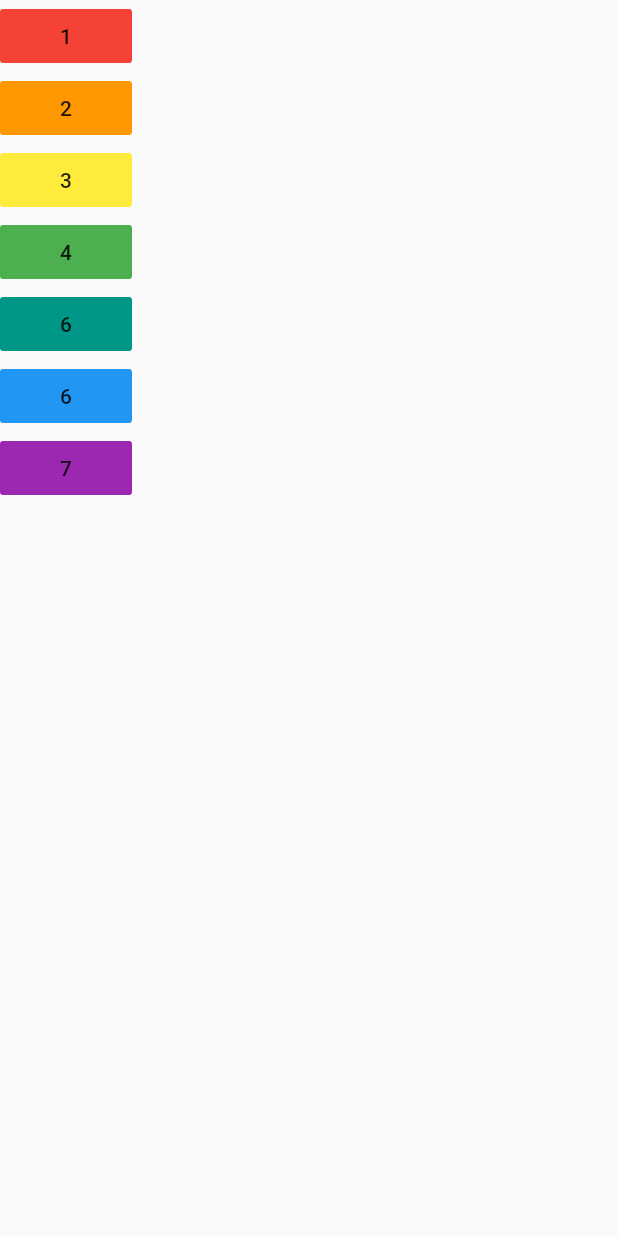
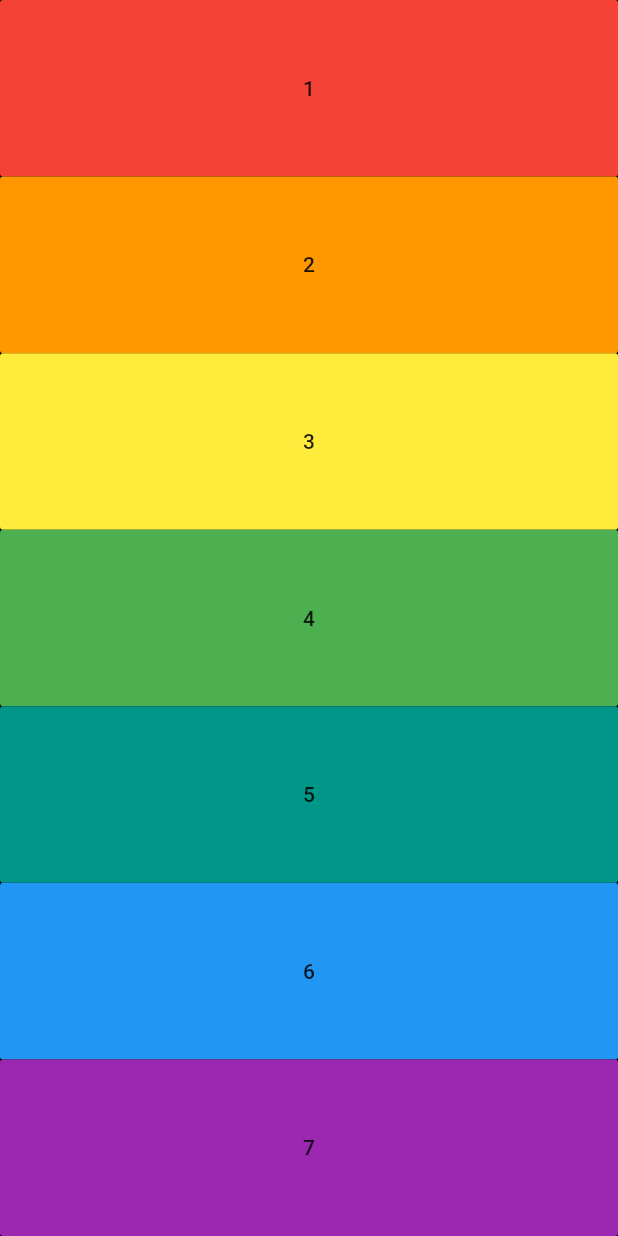
Before and after one commit to pr0mila/Flutter-Practice, a Flutter app: the screen it shows after launch, on a phone screen of 412 x 824 dp. Run offline on Flutter 3.47's test engine with Material 2 defaults, Android fonts, the phone set to English and light mode, and no system bars; our stand-ins replace audioplayers.

Commit message:
flatbutton expanded and stretch alignment

```diff
--- a/lib/main.dart
+++ b/lib/main.dart
@@ -14,57 +14,73 @@ class XylophoneApp extends StatelessWidget {
   Widget build(BuildContext context) {
     return MaterialApp(
       home: Scaffold(
+        backgroundColor: Colors.black,
         body: SafeArea(
           child: Column(
+            crossAxisAlignment: CrossAxisAlignment.stretch,
             children: [
-              FlatButton(
+              Expanded(
+                child: FlatButton(
                   color: Colors.red,
                   onPressed: () {
                     playSound(1);
                   },
                   child: Text('1'),
                 ),
-              FlatButton(
+              ),
+            Expanded(
+              child:FlatButton(
                 color: Colors.orange,
                 onPressed: () {
                   playSound(2);
                 },
                 child: Text('2'),
               ),
-              FlatButton(
+            ),
+              Expanded(
+                child: FlatButton(
                   color: Colors.yellow,
                   onPressed: () {
                     playSound(3);
                   },
                   child: Text('3'),
                 ),
-              FlatButton(
+              ),
+          Expanded(
+            child:FlatButton(
                 color: Colors.green,
                 onPressed: () {
                   playSound(4);
                 },
                 child: Text('4'),
               ),
-              FlatButton(
+          ),
+              Expanded(
+                child: FlatButton(
                   color: Colors.teal,
                   onPressed: () {
                     playSound(5);
                   },
-                child: Text('6'),
+                  child: Text('5'),
                 ),
-              FlatButton(
+              ),
+            Expanded(
+               child:FlatButton(
                 color: Colors.blue,
                 onPressed: () {
                   playSound(6);
                 },
                 child: Text('6'),
               ),
-              FlatButton(
+            ),
+              Expanded(
+                child: FlatButton(
                   color: Colors.purple,
                   onPressed: () {
                     playSound(7);
                   },
                   child: Text('7'),
+                ),
               ),
             ],
           ),
```
Also changed, not shown: 1 other file. Lines whose indentation alone changed are shown as unchanged.
